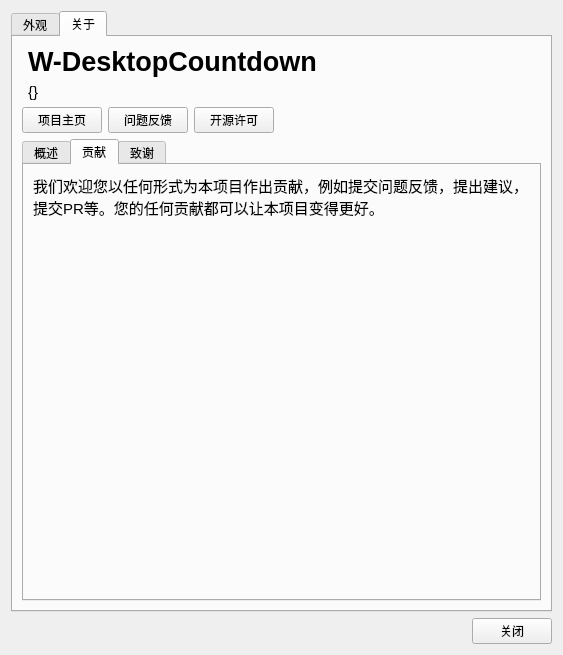
This is UISource/settings.ui in HelloWRC/W-DesktopCountdown as Qt 5 draws it before an edit. The edited form follows.
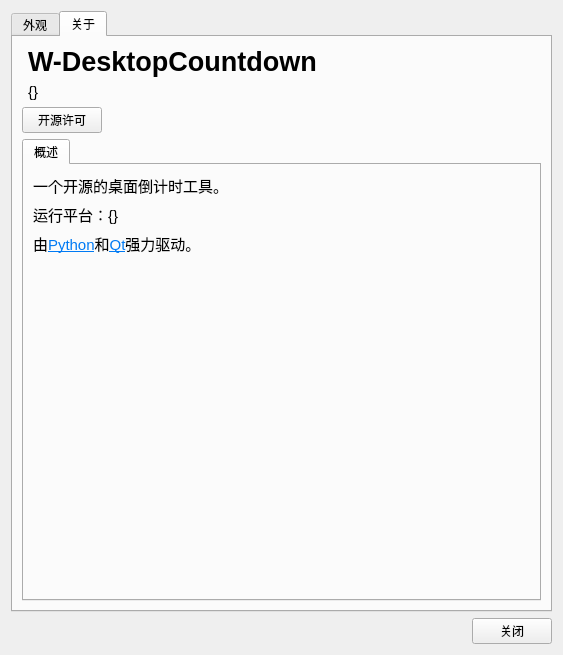
This is the edited form. The open tabs and pages were chosen to show the change. Icons and pictures are not drawn.

Patch:
```diff
--- a/UISource/settings.ui
+++ b/UISource/settings.ui
@@ -199,20 +199,6 @@
        </item>
        <item>
         <layout class="QHBoxLayout" name="horizontalLayout">
-         <item>
-          <widget class="QPushButton" name="btn_projhome">
-           <property name="text">
-            <string>项目主页</string>
-           </property>
-          </widget>
-         </item>
-         <item>
-          <widget class="QPushButton" name="btn_feedback">
-           <property name="text">
-            <string>问题反馈</string>
-           </property>
-          </widget>
-         </item>
          <item>
           <widget class="QPushButton" name="btn_opensource">
            <property name="text">
@@ -248,7 +234,7 @@
            <item>
             <widget class="QLabel" name="lb_info">
              <property name="text">
-              <string>&lt;html&gt;&lt;head/&gt;&lt;body&gt;&lt;p&gt;&lt;span style=&quot; font-size:11pt;&quot;&gt;一个开源的桌面倒计时工具&lt;/span&gt;&lt;/p&gt;&lt;/body&gt;&lt;/html&gt;</string>
+              <string>&lt;html&gt;&lt;head/&gt;&lt;body&gt;&lt;p&gt;&lt;span style=&quot; font-size:11pt;&quot;&gt;一个开源的桌面倒计时工具。&lt;/span&gt;&lt;/p&gt;&lt;/body&gt;&lt;/html&gt;</string>
              </property>
              <property name="textFormat">
               <enum>Qt::AutoText</enum>
@@ -299,89 +285,6 @@
            </item>
           </layout>
          </widget>
-         <widget class="QWidget" name="tab_cob">
-          <attribute name="title">
-           <string>贡献</string>
-          </attribute>
-          <layout class="QVBoxLayout" name="verticalLayout_4">
-           <property name="leftMargin">
-            <number>9</number>
-           </property>
-           <property name="topMargin">
-            <number>9</number>
-           </property>
-           <property name="rightMargin">
-            <number>9</number>
-           </property>
-           <property name="bottomMargin">
-            <number>9</number>
-           </property>
-           <item>
-            <widget class="QLabel" name="lb_cob">
-             <property name="text">
-              <string>&lt;html&gt;&lt;head/&gt;&lt;body&gt;&lt;p&gt;&lt;span style=&quot; font-size:11pt;&quot;&gt;我们欢迎您以任何形式为本项目作出贡献，例如提交问题反馈，提出建议，提交PR等。您的任何贡献都可以让本项目变得更好。&lt;/span&gt;&lt;/p&gt;&lt;/body&gt;&lt;/html&gt;</string>
-             </property>
-             <property name="wordWrap">
-              <bool>true</bool>
-             </property>
-            </widget>
-           </item>
-           <item>
-            <spacer name="verticalSpacer_3">
-             <property name="orientation">
-              <enum>Qt::Vertical</enum>
-             </property>
-             <property name="sizeHint" stdset="0">
-              <size>
-               <width>20</width>
-               <height>40</height>
-              </size>
-             </property>
-            </spacer>
-           </item>
-          </layout>
-         </widget>
-         <widget class="QWidget" name="tab_thanks">
-          <attribute name="title">
-           <string>致谢</string>
-          </attribute>
-          <layout class="QVBoxLayout" name="verticalLayout_6">
-           <property name="leftMargin">
-            <number>0</number>
-           </property>
-           <property name="topMargin">
-            <number>0</number>
-           </property>
-           <property name="rightMargin">
-            <number>0</number>
-           </property>
-           <property name="bottomMargin">
-            <number>0</number>
-           </property>
-           <item>
-            <widget class="QTextBrowser" name="tb_thanks">
-             <property name="html">
-              <string>&lt;!DOCTYPE HTML PUBLIC &quot;-//W3C//DTD HTML 4.0//EN&quot; &quot;http://www.w3.org/TR/REC-html40/strict.dtd&quot;&gt;
-&lt;html&gt;&lt;head&gt;&lt;meta name=&quot;qrichtext&quot; content=&quot;1&quot; /&gt;&lt;meta charset=&quot;utf-8&quot; /&gt;&lt;style type=&quot;text/css&quot;&gt;
-p, li { white-space: pre-wrap; }
-&lt;/style&gt;&lt;/head&gt;&lt;body style=&quot; font-family:'Microsoft YaHei UI'; font-size:9pt; font-weight:400; font-style:normal;&quot;&gt;
-&lt;p style=&quot;-qt-paragraph-type:empty; margin-top:0px; margin-bottom:0px; margin-left:0px; margin-right:0px; -qt-block-indent:0; text-indent:0px;&quot;&gt;&lt;br /&gt;&lt;/p&gt;&lt;/body&gt;&lt;/html&gt;</string>
-             </property>
-             <property name="textInteractionFlags">
-              <set>Qt::LinksAccessibleByKeyboard|Qt::LinksAccessibleByMouse|Qt::TextBrowserInteraction|Qt::TextSelectableByKeyboard|Qt::TextSelectableByMouse</set>
-             </property>
-             <property name="source">
-              <url>
-               <string>qrc:/res/contribution.md</string>
-              </url>
-             </property>
-             <property name="openExternalLinks">
-              <bool>true</bool>
-             </property>
-            </widget>
-           </item>
-          </layout>
-         </widget>
         </widget>
        </item>
       </layout>
```
